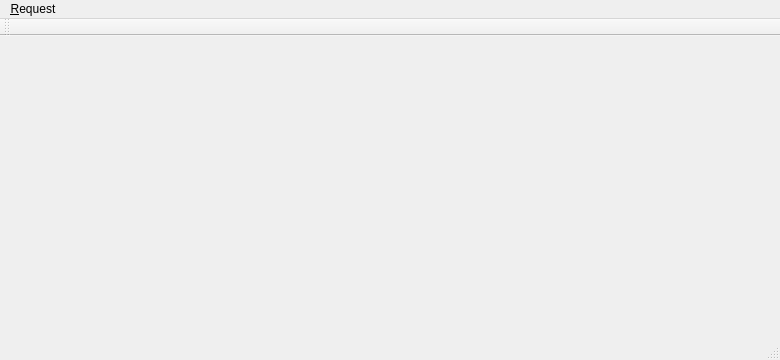
The window that RATP_module/mainwindow.ui (dibydrams/raspparispi) describes before a commit, drawn with Qt 5.
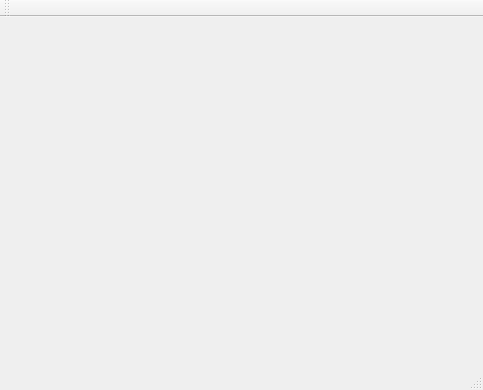
The same window after the commit.

```diff
--- a/RATP_module/mainwindow.ui
+++ b/RATP_module/mainwindow.ui
@@ -6,8 +6,8 @@
    <rect>
     <x>0</x>
     <y>0</y>
-    <width>780</width>
-    <height>360</height>
+    <width>483</width>
+    <height>390</height>
    </rect>
   </property>
   <property name="windowTitle">
@@ -19,18 +19,10 @@
     <rect>
      <x>0</x>
      <y>0</y>
-     <width>780</width>
+     <width>483</width>
      <height>22</height>
     </rect>
    </property>
-   <widget class="QMenu" name="menu_Request">
-    <property name="title">
-     <string>&amp;Request</string>
-    </property>
-    <addaction name="action_Global"/>
-    <addaction name="action_Unitaire"/>
-   </widget>
-   <addaction name="menu_Request"/>
   </widget>
   <widget class="QToolBar" name="mainToolBar">
    <attribute name="toolBarArea">
```
